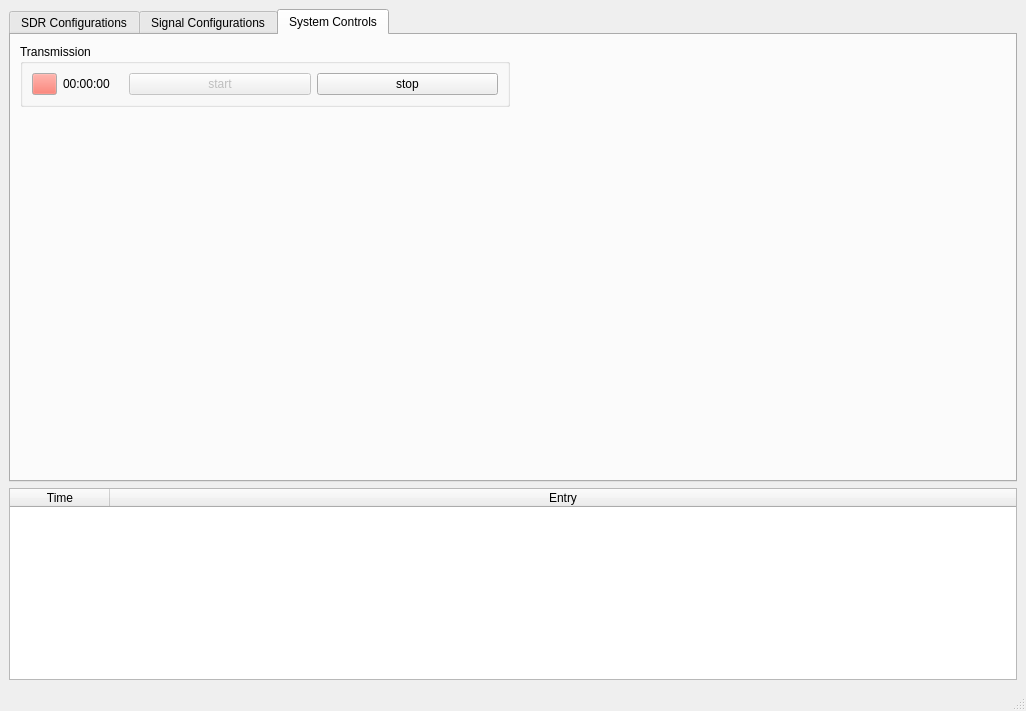
The window that caa_project/maingui.ui (jranstrom/usrp_caa_ui) describes before a commit, drawn with Qt 5.
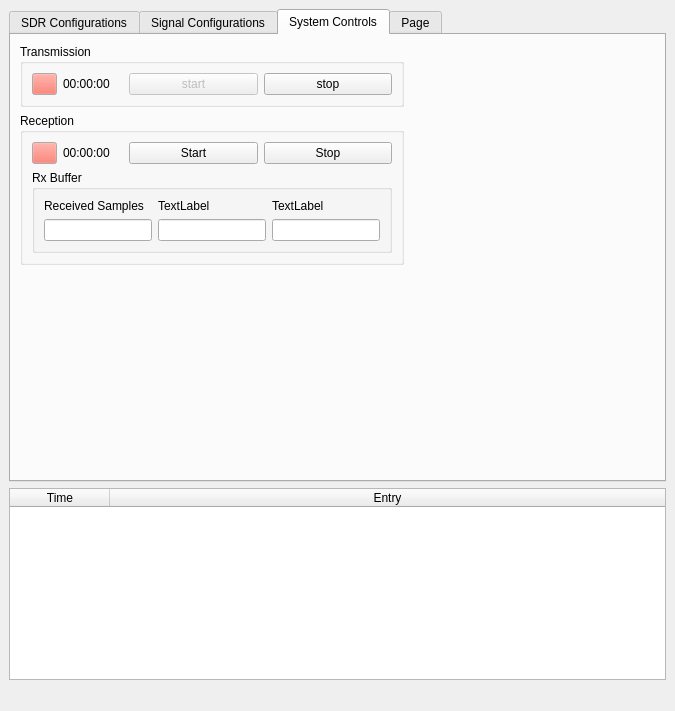
The same window after the commit. The open tabs and pages were chosen to show the change.

Patch:
```diff
--- a/caa_project/maingui.ui
+++ b/caa_project/maingui.ui
@@ -6,7 +6,7 @@
    <rect>
     <x>0</x>
     <y>0</y>
-    <width>1026</width>
+    <width>675</width>
     <height>711</height>
    </rect>
   </property>
@@ -20,14 +20,30 @@
      <verstretch>0</verstretch>
     </sizepolicy>
    </property>
+   <property name="maximumSize">
+    <size>
+     <width>16777215</width>
+     <height>689</height>
+    </size>
+   </property>
    <property name="autoFillBackground">
     <bool>false</bool>
    </property>
    <layout class="QVBoxLayout" name="verticalLayout_5">
     <item>
-     <layout class="QVBoxLayout" name="verticalLayout">
-      <item>
        <widget class="QTabWidget" name="tabWidget">
+      <property name="sizePolicy">
+       <sizepolicy hsizetype="Expanding" vsizetype="MinimumExpanding">
+        <horstretch>0</horstretch>
+        <verstretch>0</verstretch>
+       </sizepolicy>
+      </property>
+      <property name="minimumSize">
+       <size>
+        <width>0</width>
+        <height>50</height>
+       </size>
+      </property>
         <property name="currentIndex">
          <number>1</number>
         </property>
@@ -1156,6 +1172,153 @@
               </layout>
              </widget>
             </item>
+          <item>
+           <widget class="QGroupBox" name="groupBox_5">
+            <property name="title">
+             <string>Reception</string>
+            </property>
+            <layout class="QVBoxLayout" name="verticalLayout_22">
+             <item>
+              <layout class="QHBoxLayout" name="horizontalLayout_22">
+               <item>
+                <widget class="QPushButton" name="indicator_rx_in_progress">
+                 <property name="maximumSize">
+                  <size>
+                   <width>25</width>
+                   <height>16777215</height>
+                  </size>
+                 </property>
+                 <property name="palette">
+                  <palette>
+                   <active>
+                    <colorrole role="Button">
+                     <brush brushstyle="SolidPattern">
+                      <color alpha="255">
+                       <red>246</red>
+                       <green>97</green>
+                       <blue>81</blue>
+                      </color>
+                     </brush>
+                    </colorrole>
+                   </active>
+                   <inactive>
+                    <colorrole role="Button">
+                     <brush brushstyle="SolidPattern">
+                      <color alpha="255">
+                       <red>246</red>
+                       <green>97</green>
+                       <blue>81</blue>
+                      </color>
+                     </brush>
+                    </colorrole>
+                   </inactive>
+                   <disabled>
+                    <colorrole role="Button">
+                     <brush brushstyle="SolidPattern">
+                      <color alpha="255">
+                       <red>246</red>
+                       <green>97</green>
+                       <blue>81</blue>
+                      </color>
+                     </brush>
+                    </colorrole>
+                   </disabled>
+                  </palette>
+                 </property>
+                 <property name="text">
+                  <string/>
+                 </property>
+                </widget>
+               </item>
+               <item>
+                <widget class="QLabel" name="label_rx_duration">
+                 <property name="minimumSize">
+                  <size>
+                   <width>60</width>
+                   <height>0</height>
+                  </size>
+                 </property>
+                 <property name="maximumSize">
+                  <size>
+                   <width>60</width>
+                   <height>16777215</height>
+                  </size>
+                 </property>
+                 <property name="text">
+                  <string>00:00:00</string>
+                 </property>
+                </widget>
+               </item>
+               <item>
+                <widget class="QPushButton" name="button_receive">
+                 <property name="text">
+                  <string>Start</string>
+                 </property>
+                </widget>
+               </item>
+               <item>
+                <widget class="QPushButton" name="button_rx_stop">
+                 <property name="text">
+                  <string>Stop</string>
+                 </property>
+                </widget>
+               </item>
+              </layout>
+             </item>
+             <item>
+              <widget class="QGroupBox" name="groupBox_7">
+               <property name="title">
+                <string>Rx Buffer</string>
+               </property>
+               <layout class="QHBoxLayout" name="horizontalLayout_23">
+                <item>
+                 <layout class="QVBoxLayout" name="verticalLayout_23">
+                  <item>
+                   <widget class="QLabel" name="label_9">
+                    <property name="text">
+                     <string>Received Samples</string>
+                    </property>
+                   </widget>
+                  </item>
+                  <item>
+                   <widget class="QLineEdit" name="lineEdit_rx_sample_count"/>
+                  </item>
+                 </layout>
+                </item>
+                <item>
+                 <layout class="QVBoxLayout" name="verticalLayout_25">
+                  <item>
+                   <widget class="QLabel" name="label_11">
+                    <property name="text">
+                     <string>TextLabel</string>
+                    </property>
+                   </widget>
+                  </item>
+                  <item>
+                   <widget class="QLineEdit" name="lineEdit_3"/>
+                  </item>
+                 </layout>
+                </item>
+                <item>
+                 <layout class="QVBoxLayout" name="verticalLayout_24">
+                  <item>
+                   <widget class="QLabel" name="label_10">
+                    <property name="text">
+                     <string>TextLabel</string>
+                    </property>
+                   </widget>
+                  </item>
+                  <item>
+                   <widget class="QLineEdit" name="lineEdit_2"/>
+                  </item>
+                 </layout>
+                </item>
+               </layout>
+              </widget>
+             </item>
+            </layout>
+           </widget>
+          </item>
             <item>
              <spacer name="verticalSpacer">
               <property name="orientation">
@@ -1174,8 +1337,94 @@
           <item>
            <widget class="QWidget" name="widget" native="true"/>
           </item>
-         </layout>
-        </widget>
+        <item>
+         <spacer name="horizontalSpacer_15">
+          <property name="orientation">
+           <enum>Qt::Horizontal</enum>
+          </property>
+          <property name="sizeHint" stdset="0">
+           <size>
+            <width>40</width>
+            <height>20</height>
+           </size>
+          </property>
+         </spacer>
+        </item>
+       </layout>
+      </widget>
+      <widget class="QWidget" name="tab_4">
+       <attribute name="title">
+        <string>Page</string>
+       </attribute>
+       <widget class="QPushButton" name="indicator_tx_connection_2">
+        <property name="geometry">
+         <rect>
+          <x>230</x>
+          <y>150</y>
+          <width>25</width>
+          <height>25</height>
+         </rect>
+        </property>
+        <property name="sizePolicy">
+         <sizepolicy hsizetype="Minimum" vsizetype="Fixed">
+          <horstretch>0</horstretch>
+          <verstretch>0</verstretch>
+         </sizepolicy>
+        </property>
+        <property name="minimumSize">
+         <size>
+          <width>25</width>
+          <height>25</height>
+         </size>
+        </property>
+        <property name="maximumSize">
+         <size>
+          <width>25</width>
+          <height>25</height>
+         </size>
+        </property>
+        <property name="palette">
+         <palette>
+          <active>
+           <colorrole role="Button">
+            <brush brushstyle="SolidPattern">
+             <color alpha="255">
+              <red>249</red>
+              <green>240</green>
+              <blue>107</blue>
+             </color>
+            </brush>
+           </colorrole>
+          </active>
+          <inactive>
+           <colorrole role="Button">
+            <brush brushstyle="SolidPattern">
+             <color alpha="255">
+              <red>249</red>
+              <green>240</green>
+              <blue>107</blue>
+             </color>
+            </brush>
+           </colorrole>
+          </inactive>
+          <disabled>
+           <colorrole role="Button">
+            <brush brushstyle="SolidPattern">
+             <color alpha="255">
+              <red>249</red>
+              <green>240</green>
+              <blue>107</blue>
+             </color>
+            </brush>
+           </colorrole>
+          </disabled>
+         </palette>
+        </property>
+        <property name="text">
+         <string/>
+        </property>
+       </widget>
+      </widget>
        </widget>
       </item>
       <item>
@@ -1186,6 +1435,12 @@
           <verstretch>0</verstretch>
          </sizepolicy>
         </property>
+      <property name="maximumSize">
+       <size>
+        <width>16777215</width>
+        <height>16777215</height>
+       </size>
+      </property>
         <property name="columnCount">
          <number>2</number>
         </property>
@@ -1205,8 +1460,6 @@
        </widget>
       </item>
      </layout>
-    </item>
-   </layout>
   </widget>
   <widget class="QMenuBar" name="menubar">
    <property name="geometry">
@@ -1218,7 +1471,6 @@
     </rect>
    </property>
   </widget>
-  <widget class="QStatusBar" name="statusbar"/>
  </widget>
  <resources/>
  <connections/>
```
Left out of the diff: 25 changed lines with no effect on the pictures. Lines whose indentation alone changed are shown as unchanged.
